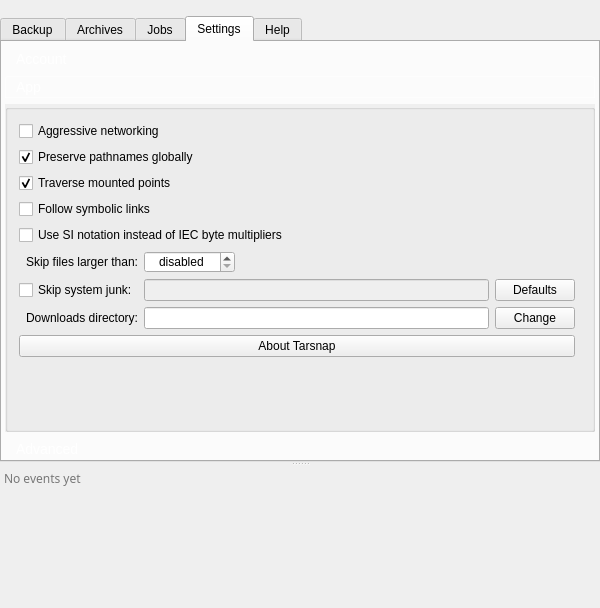
This is forms/mainwindow.ui in Tarsnap/tarsnap-gui as Qt 5 draws it before an edit. The edited form follows.
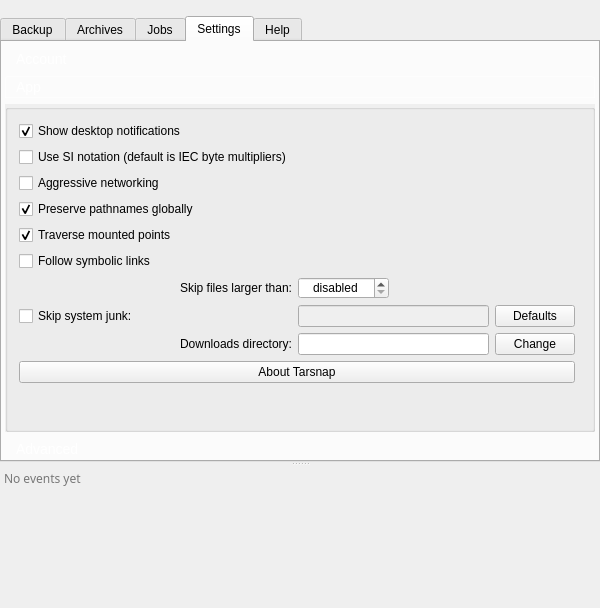
This is the edited form. The open tabs and pages were chosen to show the change. Icons and pictures are not drawn. Custom widgets are drawn as their Qt base class.

Commit message: Finish implementation for system notifications.

```diff
--- a/forms/mainwindow.ui
+++ b/forms/mainwindow.ui
@@ -1473,7 +1473,7 @@
                   <string/>
                  </property>
                  <layout class="QGridLayout" name="gridLayout">
-                  <item row="6" column="1">
+                  <item row="8" column="1">
                    <widget class="QLineEdit" name="skipSystemLineEdit">
                     <property name="enabled">
                      <bool>false</bool>
@@ -1483,7 +1483,7 @@
                     </property>
                    </widget>
                   </item>
-                  <item row="6" column="0">
+                  <item row="8" column="0">
                    <widget class="QCheckBox" name="skipSystemJunkCheckBox">
                     <property name="toolTip">
                      <string>Tarsnap will skip these files globally for backups</string>
@@ -1494,16 +1494,6 @@
                    </widget>
                   </item>
                   <item row="4" column="0" colspan="4">
-                   <widget class="QCheckBox" name="siPrefixesCheckBox">
-                    <property name="toolTip">
-                     <string>SI notation implies byte prefixes using base 10 whereas the IEC standard is based on base 2</string>
-                    </property>
-                    <property name="text">
-                     <string>Use SI notation instead of IEC byte multipliers</string>
-                    </property>
-                   </widget>
-                  </item>
-                  <item row="2" column="0" colspan="4">
                    <widget class="QCheckBox" name="traverseMountCheckBox">
                     <property name="toolTip">
                      <string>Cross mount points when creating archives</string>
@@ -1516,7 +1506,7 @@
                     </property>
                    </widget>
                   </item>
-                  <item row="7" column="1">
+                  <item row="9" column="1">
                    <widget class="QLineEdit" name="downloadsDirLineEdit">
                     <property name="sizePolicy">
                      <sizepolicy hsizetype="MinimumExpanding" vsizetype="Fixed">
@@ -1526,7 +1516,7 @@
                     </property>
                    </widget>
                   </item>
-                  <item row="0" column="0" colspan="4">
+                  <item row="2" column="0" colspan="4">
                    <widget class="QCheckBox" name="aggressiveNetworkingCheckBox">
                     <property name="toolTip">
                      <string>Use multiple TCP connections to send data to the Tarsnap server</string>
@@ -1536,7 +1526,7 @@
                     </property>
                    </widget>
                   </item>
-                  <item row="7" column="0">
+                  <item row="9" column="0">
                    <widget class="QLabel" name="downloadsDirLabel">
                     <property name="text">
                      <string>Downloads directory:</string>
@@ -1546,7 +1536,7 @@
                     </property>
                    </widget>
                   </item>
-                  <item row="7" column="2">
+                  <item row="9" column="2">
                    <widget class="QPushButton" name="downloadsDirBrowseButton">
                     <property name="sizePolicy">
                      <sizepolicy hsizetype="Preferred" vsizetype="Fixed">
@@ -1559,7 +1549,40 @@
                     </property>
                    </widget>
                   </item>
-                  <item row="3" column="0" colspan="4">
+                  <item row="1" column="0">
+                   <widget class="QCheckBox" name="siPrefixesCheckBox">
+                    <property name="toolTip">
+                     <string>SI notation implies byte prefixes using base 10 whereas the IEC standard is based on base 2</string>
+                    </property>
+                    <property name="text">
+                     <string>Use SI notation (default is IEC byte multipliers)</string>
+                    </property>
+                   </widget>
+                  </item>
+                  <item row="7" column="0">
+                   <widget class="QLabel" name="label_3">
+                    <property name="text">
+                     <string>Skip files larger than:</string>
+                    </property>
+                    <property name="alignment">
+                     <set>Qt::AlignRight|Qt::AlignTrailing|Qt::AlignVCenter</set>
+                    </property>
+                   </widget>
+                  </item>
+                  <item row="11" column="0" colspan="3">
+                   <spacer name="verticalSpacer">
+                    <property name="orientation">
+                     <enum>Qt::Vertical</enum>
+                    </property>
+                    <property name="sizeHint" stdset="0">
+                     <size>
+                      <width>20</width>
+                      <height>40</height>
+                     </size>
+                    </property>
+                   </spacer>
+                  </item>
+                  <item row="5" column="0" colspan="4">
                    <widget class="QCheckBox" name="followSymLinksCheckBox">
                     <property name="toolTip">
                      <string>If checked all symbolic links will be followed when creating an archive</string>
@@ -1569,17 +1592,7 @@
                     </property>
                    </widget>
                   </item>
-                  <item row="5" column="0">
-                   <widget class="QLabel" name="label_3">
-                    <property name="text">
-                     <string>Skip files larger than:</string>
-                    </property>
-                    <property name="alignment">
-                     <set>Qt::AlignRight|Qt::AlignTrailing|Qt::AlignVCenter</set>
-                    </property>
-                   </widget>
-                  </item>
-                  <item row="5" column="1">
+                  <item row="7" column="1">
                    <widget class="QSpinBox" name="skipFilesSizeSpinBox">
                     <property name="enabled">
                      <bool>true</bool>
@@ -1619,27 +1632,14 @@
                     </property>
                    </widget>
                   </item>
-                  <item row="1" column="0" colspan="4">
-                   <widget class="QCheckBox" name="preservePathsCheckBox">
-                    <property name="toolTip">
-                     <string>Preseve absolute pathnames by not removing leading slashes</string>
-                    </property>
-                    <property name="text">
-                     <string>Preserve pathnames globally</string>
-                    </property>
-                    <property name="checked">
-                     <bool>true</bool>
-                    </property>
-                   </widget>
-                  </item>
-                  <item row="8" column="0" colspan="3">
+                  <item row="10" column="0" colspan="3">
                    <widget class="QPushButton" name="aboutButton">
                     <property name="text">
                      <string>About Tarsnap</string>
                     </property>
                    </widget>
                   </item>
-                  <item row="6" column="2">
+                  <item row="8" column="2">
                    <widget class="QPushButton" name="skipSystemDefaultsButton">
                     <property name="toolTip">
                      <string>Fill with default system junk patterns</string>
@@ -1649,18 +1649,28 @@
                     </property>
                    </widget>
                   </item>
-                  <item row="9" column="0" colspan="3">
-                   <spacer name="verticalSpacer">
-                    <property name="orientation">
-                     <enum>Qt::Vertical</enum>
+                  <item row="3" column="0" colspan="4">
+                   <widget class="QCheckBox" name="preservePathsCheckBox">
+                    <property name="toolTip">
+                     <string>Preseve absolute pathnames by not removing leading slashes</string>
                     </property>
-                    <property name="sizeHint" stdset="0">
-                     <size>
-                      <width>20</width>
-                      <height>40</height>
-                     </size>
+                    <property name="text">
+                     <string>Preserve pathnames globally</string>
                     </property>
-                   </spacer>
+                    <property name="checked">
+                     <bool>true</bool>
+                    </property>
+                   </widget>
+                  </item>
+                  <item row="0" column="0">
+                   <widget class="QCheckBox" name="notificationsCheckBox">
+                    <property name="text">
+                     <string>Show desktop notifications</string>
+                    </property>
+                    <property name="checked">
+                     <bool>true</bool>
+                    </property>
+                   </widget>
                   </item>
                  </layout>
                 </widget>
```
Left out of the diff: 4 changed lines with no effect on the pictures. The commit also changes 9 other files.
